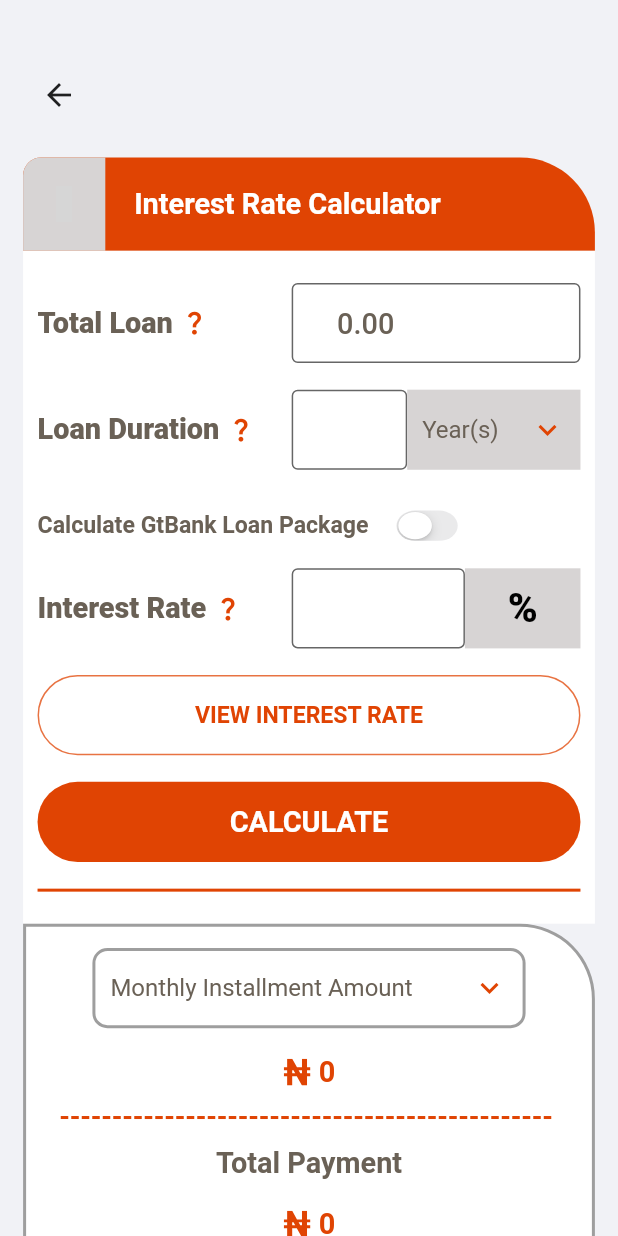
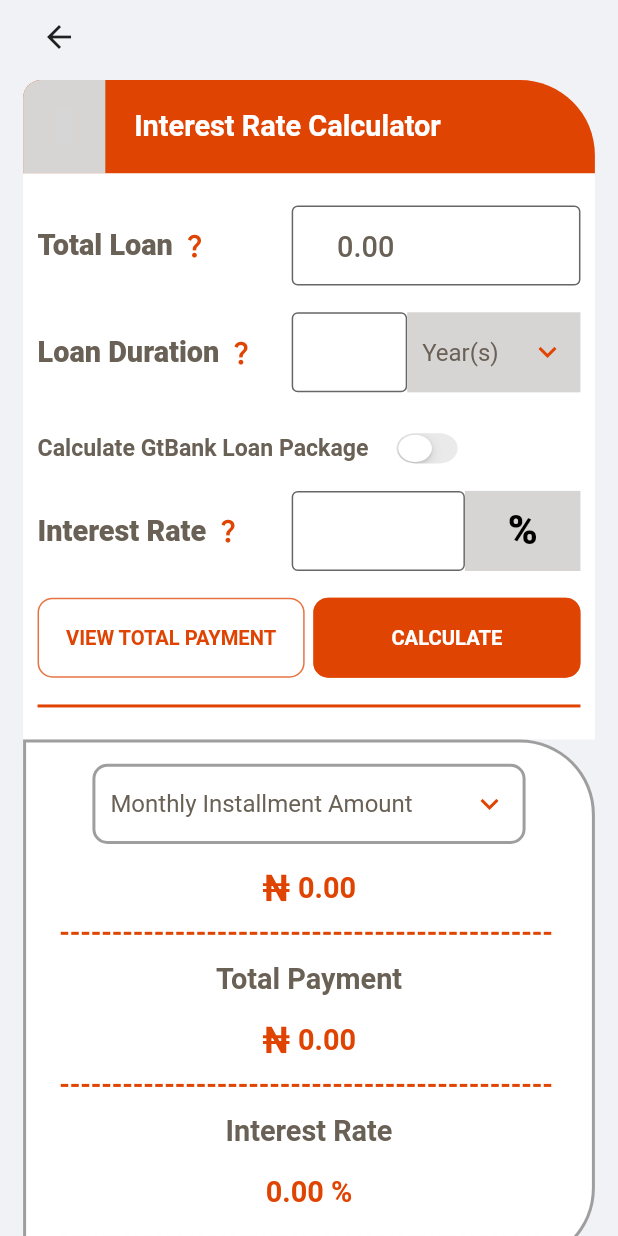
Before and after one commit to sholarrh/east_gtb_hackaton, a Flutter app: the InterestRateCalculator screen opened directly, on a phone screen of 412 x 824 dp. Run offline on Flutter 3.47's test engine with Material 2 defaults, Android fonts, the phone set to English and light mode, and no system bars; drawn by our look-alikes of dotted_line, dropdown_button2; our stand-ins replace flutter_svg, iconsax, persistent_bottom_nav_bar_v2, pin_code_fields, top_snackbar_flutter; missing offline and left inert: pattern_formatter; Roboto replaces fonts that are missing (Outfit-Regular, Urbanist-Bold, Urbanist-Regular); grey boxes are pictures that could not be loaded.

Commit message:
changed button ui

```diff
--- a/lib/app/presentation/mobile_app/home/interest_rate_calculator.dart
+++ b/lib/app/presentation/mobile_app/home/interest_rate_calculator.dart
@@ -13,6 +13,7 @@ import '../../../../core/widgets/header.dart';
 import '../../../../core/widgets/interest_rate_row.dart';
 import '../../../../core/widgets/loan_duration_row.dart';
 import '../../../../core/widgets/loan_type_row.dart';
+import '../../../../core/widgets/snackbar.dart';
 import '../../../../core/widgets/switch.dart';
 import '../../../../core/widgets/total_loan_row.dart';
 
@@ -42,16 +43,18 @@ class _InterestRateCalculatorState extends State<InterestRateCalculator> {
       body: SafeArea(
         child: SingleChildScrollView(
           child: Padding(
-            padding: EdgeInsets.symmetric(
-              horizontal: getProportionateScreenWidth(16),
-              vertical: getProportionateScreenHeight(44),
+            padding: EdgeInsets.only(
+              left: getProportionateScreenWidth(16),
+              right: getProportionateScreenWidth(16),
+              top: getProportionateScreenHeight(1),
+              bottom: getProportionateScreenHeight(40),
             ),
             child: Column(
               crossAxisAlignment: CrossAxisAlignment.start,
               children: [
                 const BackButton(),
                 SizedBox(
-                  height: getProportionateScreenHeight(20),
+                  height: getProportionateScreenHeight(5),
                 ),
                 const Header(),
                 Container(
@@ -103,6 +106,9 @@ class _InterestRateCalculatorState extends State<InterestRateCalculator> {
                         SizedBox(
                           height: getProportionateScreenHeight(20),
                         ),
+                        Row(
+                          mainAxisAlignment: MainAxisAlignment.spaceBetween,
+                          children: [
                             BuildButton(
                               onPressed: () {
                                 Provider.of<InterestRateProvider>(context,
@@ -110,11 +116,16 @@ class _InterestRateCalculatorState extends State<InterestRateCalculator> {
                                     .toggleInterestRate();
                                 setState(() {});
                               },
-                          buttonText: 'VIEW INTEREST RATE',
+                              buttonText: Provider.of<InterestRateProvider>(
+                                  context,
+                                  listen: false)
+                                  .showInterestRate
+                              ? 'VIEW INTEREST RATE'
+                              : 'VIEW TOTAL PAYMENT',
                               containerHeight: 60,
-                          containerWidth: double.infinity,
-                          borderRadiusSize: 100,
-                          buttonTextSize: 16,
+                              containerWidth: 185,
+                              borderRadiusSize: 10,
+                              buttonTextSize: 14,
                               buttonTextColor: Provider.of<InterestRateProvider>(
                                           context,
                                           listen: false)
@@ -131,23 +142,16 @@ class _InterestRateCalculatorState extends State<InterestRateCalculator> {
                               buttonTextWeight: FontWeight.w700,
                               buttonTextFamily: FontFamily.urbanistRegular,
                             ),
-                        SizedBox(
-                          height: getProportionateScreenHeight(20),
-                        ),
+                            // SizedBox(
+                            //   width: getProportionateScreenHeight(10),
+                            // ),
                             BuildButton(
                               onPressed: () {
-
                                 if (_key.currentState?.validate() ?? false) {
-                              _onCalculate();
-                            } else {
-                              // failureTopSnackBar(
-                              //   context: context,
-                              //   message: 'Please input the correct details',
-                              // );
-                            }
+                                  _key.currentState?.save();
                                   num totalLoan = num.parse(_amountController.text);
                                   num loanDuration = num.parse(_durationController.text);
-                            num interestRate = num.parse(_rateController.text);
+
                                   bool isMonth =  Provider.of<CupertinoSwitchProvider>(context, listen: false).selectedOption == 'Month(s)'
                                       ? true
                                       : false;
@@ -156,10 +160,10 @@ class _InterestRateCalculatorState extends State<InterestRateCalculator> {
                                   data.calculatedInstallmentAmount = data.installmentAmount;
                                   cupertinoData.installmentPackage = 'Monthly Installment Amount';
 
-
                                   if (cupertinoData.showGTPackages == false) {
 
                                     // Calculates the Simple interest of the loan type
+                                    num interestRate = num.parse(_rateController.text);
                                     num amount = data.calculateInstallmentAmountInMonth(
                                       totalLoan: totalLoan,
                                       loanDuration:  loanDuration,
@@ -171,7 +175,7 @@ class _InterestRateCalculatorState extends State<InterestRateCalculator> {
 
                                     // Do not know why they are here atm
                                     data.calculatedInstallmentAmount = data.installmentAmount;
-                             // cupertinoData.installmentPackage = 'Monthly Installment Amount';
+                                    cupertinoData.installmentPackage = 'Monthly Installment Amount';
 
                                     // Calculates the total amount to be repaid
                                     num totalAmount = data.calculateTotalAmount(
@@ -185,6 +189,7 @@ class _InterestRateCalculatorState extends State<InterestRateCalculator> {
                                         listen: false)
                                         .updatingRate(interestRate);
                                     Provider.of<PaymentProvider>(context, listen: false).updateTotalAmount(totalAmount);
+
                                   }else if (cupertinoData.showGTPackages) {
 
                                     // Calculates the Simple interest of the loan type
@@ -204,6 +209,9 @@ class _InterestRateCalculatorState extends State<InterestRateCalculator> {
                                       interestRate: rateData.rate,
                                       isMonth: isMonth,
                                     );
+
+                                    data.calculatedInstallmentAmount = data.installmentAmount;
+                                    cupertinoData.installmentPackage = 'Monthly Installment Amount';
                                     Provider.of<PaymentProvider>(context, listen: false).updateTotalAmount(totalAmount);
                                   }
 
@@ -224,19 +232,42 @@ class _InterestRateCalculatorState extends State<InterestRateCalculator> {
                                         .updatingRate(rate);
                                     Provider.of<PaymentProvider>(context, listen: false).updateTotalAmount(totalAmount);
                                   }
+                                  // showDialog(
+                                  //     context: context,
+                                  //     builder: (context )
+                                  // );
+                                } else {
+                                  failureTopSnackBar(
+                                    context: context,
+                                    message: 'Please input the correct details',
+                                  );
+                                }
                                 setState(() {});
                               },
                               buttonText: 'CALCULATE',
                               containerHeight: 60,
-                          containerWidth: double.infinity,
-                          borderRadiusSize: 100,
-                          buttonTextSize: 20,
-                          buttonTextColor: Palette.whiteColor,
-                          buttonColor: Palette.primaryColor,
-                          borderColor: Colors.transparent,
+                              containerWidth: 185,
+                              borderRadiusSize: 10,
+                              buttonTextSize: 14,
+                              buttonTextColor: Provider.of<InterestRateProvider>(
+                                  context,
+                                  listen: false)
+                                  .showInterestRate
+                                  ? Palette.primaryColor
+                                  : Palette.whiteColor,
+                              buttonColor: Provider.of<InterestRateProvider>(
+                                  context,
+                                  listen: false)
+                                  .showInterestRate
+                                  ? Palette.whiteColor
+                                  : Palette.primaryColor,
+                              borderColor: Palette.primaryColor.withOpacity(0.75),
                               buttonTextWeight: FontWeight.w700,
                               buttonTextFamily: FontFamily.urbanistRegular,
                             ),
+                          ],
+                        ),
+
                         SizedBox(
                           height: getProportionateScreenHeight(20),
                         ),
@@ -257,10 +288,9 @@ class _InterestRateCalculatorState extends State<InterestRateCalculator> {
       ),
     );
   }
-  void _onCalculate () {
-    _key.currentState?.save();
-
-
-
+  // void _onCalculate () {
+  //
+  //
+  //
+  // }
 }
-}
--- a/lib/app/presentation/mobile_app/home/result_container.dart
+++ b/lib/app/presentation/mobile_app/home/result_container.dart
@@ -152,7 +152,7 @@ class _ResultContainerState extends State<ResultContainer> {
               Consumer<PaymentProvider>(builder: (context, payment, child) {
                 //print(payment.calculatedInstallmentAmount);
                 return createGeneralText(
-                  inputText: payment.calculatedInstallmentAmount.toString(),
+                  inputText: formatNumberToTwoDecimalPlaces(payment.calculatedInstallmentAmount).toString(),
                   fontSize: 20,
                   fontFamily: FontFamily.urbanistRegular,
                   weight: FontWeight.w600,
@@ -191,7 +191,7 @@ class _ResultContainerState extends State<ResultContainer> {
               ),
               Consumer<PaymentProvider>(builder: (context, payment, child) {
                 return createGeneralText(
-                  inputText: payment.totalAmount.toString(),
+                  inputText: formatNumberToTwoDecimalPlaces(payment.totalAmount).toString(),
                   fontSize: 20,
                   fontFamily: FontFamily.urbanistRegular,
                   weight: FontWeight.w600,
@@ -222,7 +222,7 @@ class _ResultContainerState extends State<ResultContainer> {
           Consumer<InterestRateProvider>(builder: (context, payment, child) {
             //print(payment.calculatedInstallmentAmount);
             return createGeneralText(
-              inputText: '${payment.rate.toString()} %',
+              inputText: '${formatNumberToTwoDecimalPlaces(payment.rate).toString()} %',
               fontSize: 20,
               fontFamily: FontFamily.urbanistRegular,
               weight: FontWeight.w600,
@@ -239,4 +239,8 @@ class _ResultContainerState extends State<ResultContainer> {
       ),
     );
   }
+  String formatNumberToTwoDecimalPlaces(num number) {
+    return number.toStringAsFixed(2);
+  }
+
 }
--- a/lib/core/provider/interest_rate_provider.dart
+++ b/lib/core/provider/interest_rate_provider.dart
@@ -6,6 +6,12 @@ class InterestRateProvider extends ChangeNotifier{
 
   bool showInterestRate = false;
   num rate = 0;
+
+  void reset() {
+     showInterestRate = false;
+     rate = 0;
+    notifyListeners();
+  }
 
   void toggleInterestRate() {
     showInterestRate = !showInterestRate;
```
Also changed, not shown: lib/app/presentation/mobile_app/home/nav_bar_items.dart (+9 -0 lines), lib/core/provider/cupertino_switch_provider.dart (+10 -1 lines), lib/core/provider/payment_provider.dart (+19 -5 lines), lib/core/widgets/loan_type_row.dart (+10 -10 lines), lib/core/widgets/snackbar.dart (added, +306 -0 lines). Lines whose indentation alone changed are shown as unchanged.
